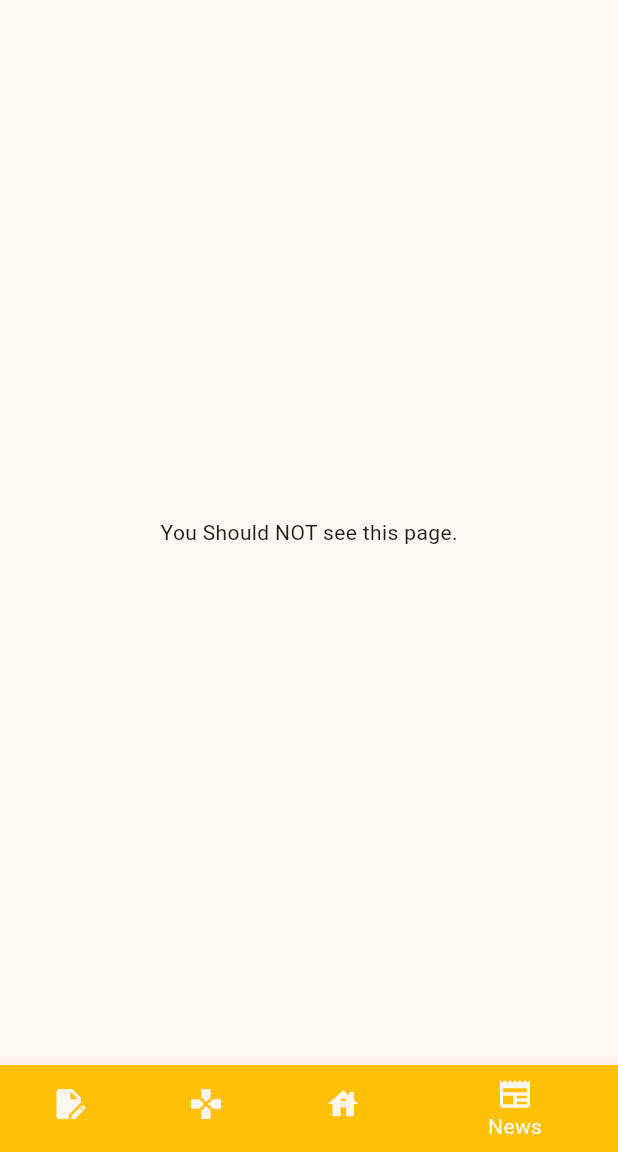
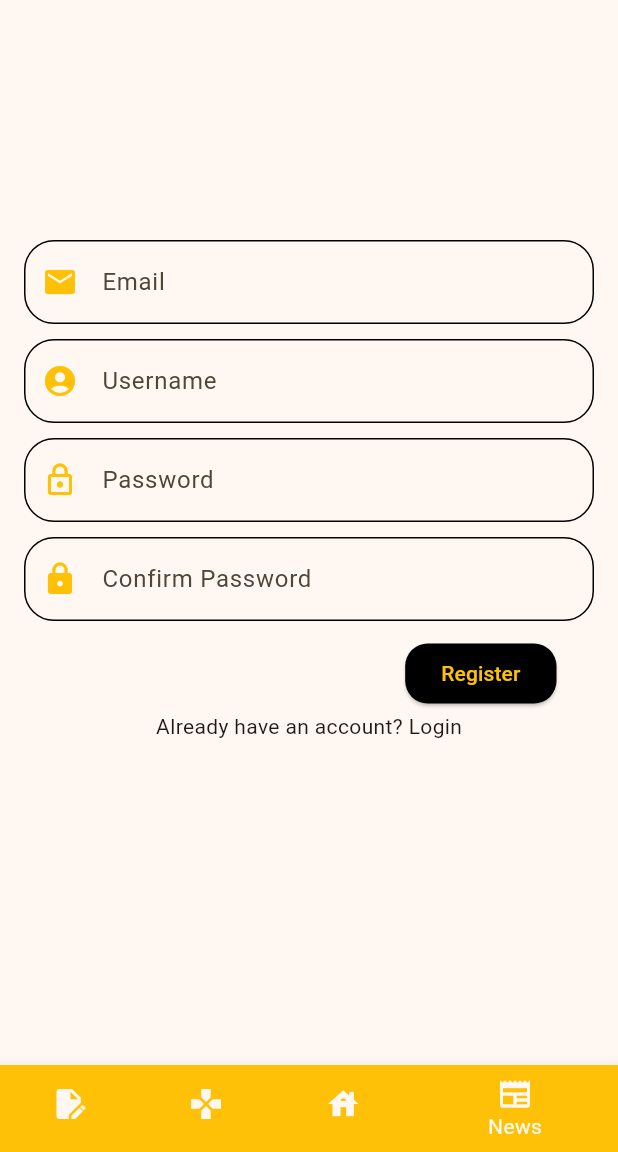
Before and after one commit to MRowlandRat/NeuNews_Flutter, a Flutter app: the screen it shows after launch, item 4 of the bottom bar chosen, on a phone screen of 412 x 824 dp, the part 84-1236 px from its top. Run offline on Flutter 3.47's test engine with Material 3 defaults, Android fonts, the light colour scheme and no system bars.

Commit message:
Register.dart Added, will add password hashing soon

```diff
--- /dev/null
+++ b/lib/Pages/Register.dart
@@ -0,0 +1,89 @@
+import 'package:flutter/material.dart';
+import 'package:neunews_flutter/ReusableWidgets/Button.dart';
+import 'package:neunews_flutter/ReusableWidgets/InputField.dart';
+
+class RegisterPage extends StatefulWidget {
+  const RegisterPage({super.key});
+
+  @override
+  State<StatefulWidget> createState() => _RegisterPage();
+}
+
+class _RegisterPage extends State<RegisterPage> {
+  String email = "";
+  String password = "";
+  String confirmPassword = '';
+
+  final TextEditingController _emailTextController = TextEditingController();
+  final TextEditingController _passwordTextController = TextEditingController();
+  final TextEditingController _confirmPasswordTextController = TextEditingController();
+
+  @override
+  dispose() {
+    _emailTextController.text = '';
+    _passwordTextController.text = '';
+    _confirmPasswordTextController.text = '';
+    super.dispose();
+  }
+
+  //controllers here
+  @override
+  Widget build(BuildContext context) {
+    return Scaffold(
+      body: SingleChildScrollView(
+        child: Padding(
+          padding: const EdgeInsets.fromLTRB(16, 150, 16, 8),
+          child: Column(
+            children: <Widget>[
+              Padding(
+                padding: const EdgeInsets.fromLTRB(0, 10, 0, 0),
+                child: inputField(
+                    "Email", Icons.mail, _emailTextController),
+              ),
+              Padding(
+                padding: const EdgeInsets.fromLTRB(0, 10, 0, 0),
+                child: inputField(
+                    "Username", Icons.account_circle, _emailTextController),
+              ),
+              Padding(
+                padding: const EdgeInsets.fromLTRB(0, 10, 0, 0),
+                child: inputField("Password", Icons.lock_outline, _passwordTextController),
+              ),
+              Padding(
+                padding: const EdgeInsets.fromLTRB(0, 10, 0, 0),
+                child: inputField("Confirm Password", Icons.lock, _confirmPasswordTextController),
+              ),
+              Padding(
+                padding: const EdgeInsets.fromLTRB(130, 10, 0, 0),
+                child: button(context, "Register", () {
+                  if (_passwordTextController.text == _confirmPasswordTextController.text) {
+                    // create user
+                    // redirect to home page
+                    print("hello");
+                  } else {}
+                }, 0, 0, 0, 0),
+              ),
+              loginInOption()
+            ],
+          ),
+        ),
+      ),
+    );
+  }
+
+  Row loginInOption() {
+    return Row(
+      mainAxisAlignment: MainAxisAlignment.center,
+      children: [
+        const Text("Already have an account? "),
+        GestureDetector(
+          onTap: () {
+            // Navigator.push(context,
+            //     MaterialPageRoute(builder: (context) => const LoginWidget()));
+          },
+          child: const Text("Login"),
+        )
+      ],
+    );
+  }
+}
--- a/lib/main.dart
+++ b/lib/main.dart
@@ -1,4 +1,8 @@
 import 'package:flutter/material.dart';
+import 'package:neunews_flutter/Pages/CreateClub.dart';
+import 'package:neunews_flutter/Pages/CreateNews.dart';
+import 'package:neunews_flutter/Pages/CreateSuggestion.dart';
+import 'package:neunews_flutter/Pages/Register.dart';
 import 'ReusableWidgets/NeuAppBar.dart';
 
 void main() {
@@ -32,23 +36,27 @@ class MyHomePage extends StatefulWidget {
 
 class _MyHomePageState extends State<MyHomePage> {
   int _currentIndex = 0;
-  // List<Widget> pageList = [
-  // ];
+  List<Widget> pageList = [
+    CreateClubPage(),
+    CreateSuggestionPage(),
+    CreateNewsPage(),
+    RegisterPage()
+  ];
 
   @override
   Widget build(BuildContext context) {
     return Scaffold(
       appBar: neuBar('Neu News'),
-      body: const Center(
-        child: Column(
-          mainAxisAlignment: MainAxisAlignment.center,
-          children: <Widget>[
-            Text(
-              'You Should NOT see this page.',
-            ),
-          ],
-        ),
-      ),
+      // body: const Center(
+      //   child: Column(
+      //     mainAxisAlignment: MainAxisAlignment.center,
+      //     children: <Widget>[
+      //       Text(
+      //         'You Should NOT see this page.',
+      //       ),
+      //     ],
+      //   ),
+      // ),
       bottomNavigationBar: BottomNavigationBar(
           currentIndex: _currentIndex,
           onTap: (value) => setState(() {
@@ -72,7 +80,7 @@ class _MyHomePageState extends State<MyHomePage> {
                 label: "News",
                 backgroundColor: Colors.amber),
           ]),
-      // body: pageList.elementAt(_currentIndex),
+      body: pageList.elementAt(_currentIndex),
     );
   }
 }
```
